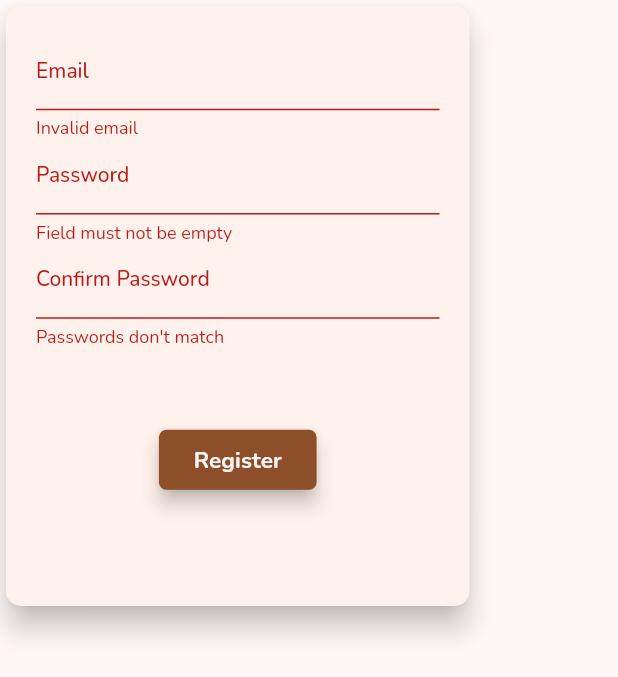
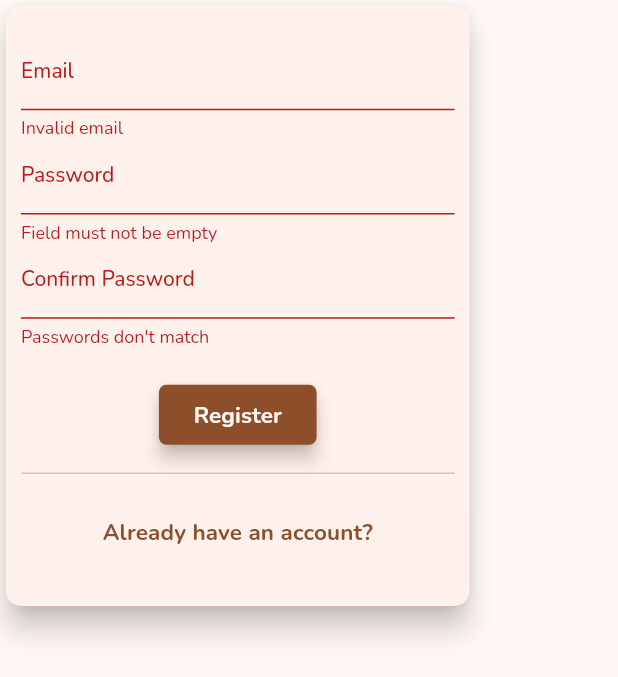
Before and after one commit to darcanj0/marketplace, a Flutter app: the AuthForm widget shown alone on an empty page, opened directly, after a tap on "Register", on a phone screen of 412 x 824 dp. Shown: the top 677 px of the screen. Run offline on Flutter 3.47's test engine with Material 2 defaults, Android fonts, the phone set to English and light mode, and no system bars; our stand-ins replace badges, google_fonts.

Commit message:
feat: finish auth page

```diff
--- a/lib/components/forms/auth_form.dart
+++ b/lib/components/forms/auth_form.dart
@@ -11,7 +11,10 @@ class AuthForm extends StatefulWidget {
 }
 
 class _AuthFormState extends State<AuthForm> {
-  final AuthMode authMode = AuthMode.signup;
+  AuthMode authMode = AuthMode.signup;
+  bool get isLogin => authMode == AuthMode.login;
+  bool get isSignup => authMode == AuthMode.signup;
+
   Map<String, String> formData = {'email': '', 'password': ''};
   final passwordController = TextEditingController();
   final authFormKey = GlobalKey<FormState>();
@@ -19,9 +22,17 @@ class _AuthFormState extends State<AuthForm> {
   void submitForm() {
     final formState = authFormKey.currentState;
     if (formState!.validate()) {
+      setState(() => isLoading = true);
       formState.save();
+
+      if (isLogin) {
+      } else {}
+
+      setState(() => isLoading = false);
     }
   }
+
+  bool isLoading = false;
 
   @override
   Widget build(BuildContext context) {
@@ -32,9 +43,9 @@ class _AuthFormState extends State<AuthForm> {
       shape: RoundedRectangleBorder(borderRadius: BorderRadius.circular(10)),
       elevation: 8,
       child: Container(
-        height: 400,
+        height: isLogin ? 350 : 400,
         width: deviceWidth * 0.75,
-        padding: const EdgeInsets.all(20),
+        padding: const EdgeInsets.symmetric(horizontal: 10, vertical: 20),
         child: Form(
             key: authFormKey,
             child: Column(
@@ -43,7 +54,9 @@ class _AuthFormState extends State<AuthForm> {
                   onSaved: (email) => formData['email'] = email ?? '',
                   validator: (value) {
                     final String email = value ?? '';
-                    if (!email.trim().contains('@') || email.isEmpty) {
+                    if (!email.trim().contains('@') ||
+                        email.isEmpty ||
+                        !email.endsWith('.com')) {
                       return 'Invalid email';
                     }
                     return null;
@@ -70,10 +83,10 @@ class _AuthFormState extends State<AuthForm> {
                     labelText: 'Password',
                   ),
                 ),
-                if (authMode == AuthMode.signup)
+                if (isSignup)
                   TextFormField(
                     validator: (value) {
-                      if (authMode == AuthMode.login) return null;
+                      if (isLogin) return null;
                       final String confirmation = value ?? '';
                       if (confirmation.isEmpty ||
                           confirmation != passwordController.text) {
@@ -88,9 +101,11 @@ class _AuthFormState extends State<AuthForm> {
                     ),
                   ),
                 const SizedBox(
-                  height: 50,
+                  height: 20,
                 ),
-                ElevatedButton(
+                isLoading
+                    ? const CircularProgressIndicator.adaptive()
+                    : ElevatedButton(
                         onPressed: submitForm,
                         style: ElevatedButton.styleFrom(
                             backgroundColor: colorScheme.primary,
@@ -100,8 +115,19 @@ class _AuthFormState extends State<AuthForm> {
                             shape: RoundedRectangleBorder(
                                 borderRadius: BorderRadius.circular(5))),
                         child: Text(
-                      authMode == AuthMode.signup ? 'Register' : 'Login',
-                    ))
+                          isSignup ? 'Register' : 'Login',
+                        ),
+                      ),
+                const Divider(
+                  height: 30,
+                ),
+                TextButton(
+                  onPressed: () => setState(() => isLogin
+                      ? authMode = AuthMode.signup
+                      : authMode = AuthMode.login),
+                  child:
+                      Text(isLogin ? 'New user?' : 'Already have an account?'),
+                )
               ],
             )),
       ),
```
Lines whose indentation alone changed are shown as unchanged.
